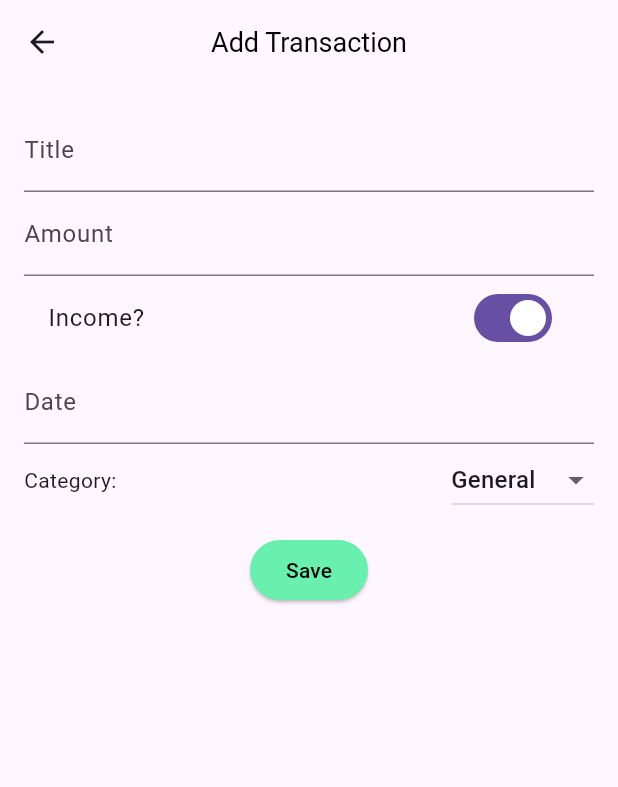
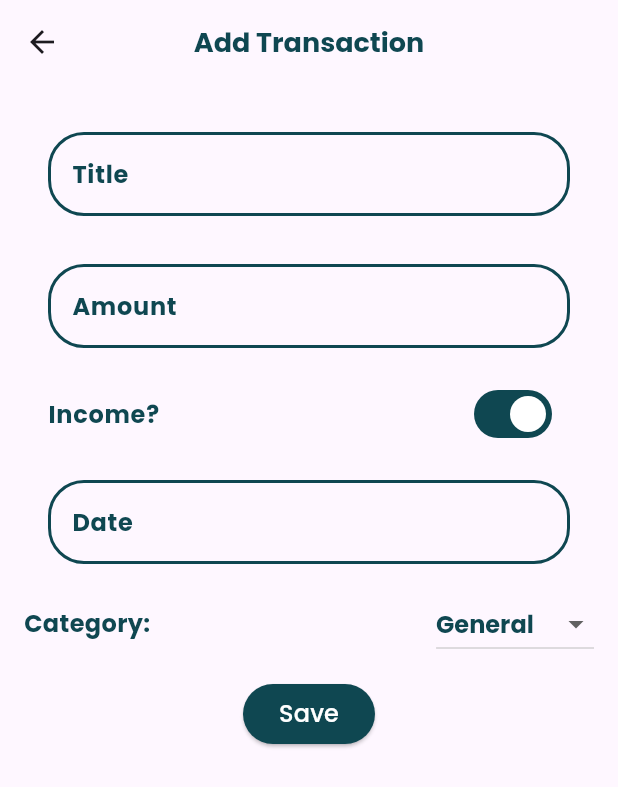
Before and after one commit to shahzaibahmad020726/MyFinance, a Flutter app: the AddTransactionScreen screen opened by its route, on a phone screen of 412 x 824 dp. Shown: the top 787 px of the screen. Run offline on Flutter 3.47's test engine with Material 3 defaults, Android fonts, the phone set to English and light mode, and no system bars; our stand-ins replace cloud_firestore, firebase_auth, firebase_core, google_fonts, shared_preferences; accounts and stored records are empty.

Commit message:
Improving the Theme of All Other Screens

```diff
--- a/lib/core/theme.dart
+++ b/lib/core/theme.dart
@@ -17,8 +17,23 @@ final TextStyle g16 = fontStyle(
   fontSize: 16,
   fontWeight: FontWeight.w700,
 );
+final TextStyle w18 = fontStyle(
+  color: wClr,
+  fontSize: 18,
+  fontWeight: FontWeight.w700,
+);
 final TextStyle w16 = fontStyle(
   color: wClr,
   fontSize: 16,
   fontWeight: FontWeight.w700,
 );
+final TextStyle w16l = fontStyle(
+  color: wClr,
+  fontSize: 16,
+  fontWeight: FontWeight.w500,
+);
+final TextStyle w14l = fontStyle(
+  color: wClr,
+  fontSize: 14,
+  fontWeight: FontWeight.w300,
+);
--- a/lib/models/transaction_model.dart
+++ b/lib/models/transaction_model.dart
@@ -5,6 +5,7 @@ class TransactionModel {
   final bool isIncome;
   final String category;
   final DateTime date;
+  final String? userId;
 
   TransactionModel({
     required this.id,
@@ -13,6 +14,7 @@ class TransactionModel {
     required this.isIncome,
     required this.category,
     required this.date,
+    required this.userId,
   });
 
   Map<String, dynamic> toJson() => {
@@ -22,6 +24,7 @@ class TransactionModel {
     'isIncome': isIncome,
     'category': category,
     'date': date.toIso8601String(),
+    'userId': userId,
   };
 
   static TransactionModel fromJson(Map<String, dynamic> json) =>
@@ -32,5 +35,6 @@ class TransactionModel {
         isIncome: json['isIncome'],
         category: json['category'],
         date: DateTime.parse(json['date']),
+        userId: json['userId'],
       );
 }
--- a/lib/screens/add_transaction_screen.dart
+++ b/lib/screens/add_transaction_screen.dart
@@ -1,9 +1,13 @@
+import 'package:firebase_auth/firebase_auth.dart';
 import 'package:flutter/material.dart';
+import 'package:google_fonts/google_fonts.dart';
 import 'package:intl/intl.dart';
+import 'package:my_finance/core/theme.dart';
 import 'package:my_finance/models/category_model.dart';
 import 'package:my_finance/models/transaction_model.dart';
 import 'package:my_finance/providers/category_provider.dart';
 import 'package:my_finance/providers/transaction_provider.dart';
+import 'package:my_finance/screens/auth_screen.dart';
 import 'package:provider/provider.dart';
 
 class AddTransactionScreen extends StatefulWidget {
@@ -26,7 +30,7 @@ class _AddTransactionScreenState extends State<AddTransactionScreen> {
     final amount = double.tryParse(_amountController.text) ?? 0;
 
     if (title.isEmpty || amount <= 0) return;
-
+    final userId = FirebaseAuth.instance.currentUser?.uid;
     final newTransaction = TransactionModel(
       id: DateTime.now().toString(),
       title: title,
@@ -34,6 +38,7 @@ class _AddTransactionScreenState extends State<AddTransactionScreen> {
       isIncome: _isIncome,
       category: _selectedCategory,
       date: date,
+      userId: userId,
     );
 
     Provider.of<TransactionProvider>(
@@ -49,6 +54,28 @@ class _AddTransactionScreenState extends State<AddTransactionScreen> {
       initialDate: DateTime.now(),
       firstDate: DateTime(2000),
       lastDate: DateTime(2100),
+      builder: (BuildContext context, Widget? child) {
+        return Theme(
+          data: ThemeData.light().copyWith(
+            primaryColor: gClr,
+            colorScheme: ColorScheme.light(primary: gClr),
+            buttonTheme: ButtonThemeData(textTheme: ButtonTextTheme.primary),
+            iconButtonTheme: IconButtonThemeData(
+              style: ButtonStyle(
+                backgroundColor: WidgetStatePropertyAll(Colors.transparent),
+                iconColor: WidgetStatePropertyAll(gClr),
+              ),
+            ),
+            textTheme: TextTheme(bodyLarge: g16, headlineLarge: g18),
+            textButtonTheme: TextButtonThemeData(
+              style: TextButton.styleFrom(
+                textStyle: GoogleFonts.poppins(fontWeight: FontWeight.w700),
+              ),
+            ),
+          ),
+          child: child!,
+        );
+      },
     );
     if (picked != null && picked != DateTime.now()) {
       setState(() {
@@ -62,42 +89,64 @@ class _AddTransactionScreenState extends State<AddTransactionScreen> {
     final categories = Provider.of<CategoryProvider>(context).categories;
     return Scaffold(
       appBar: AppBar(
-        title: Text(
-          "Add Transaction",
-          style: TextStyle(color: Colors.black, fontSize: 18),
-        ),
+        title: Text("Add Transaction", style: g18),
         centerTitle: true,
       ),
       body: Padding(
         padding: const EdgeInsets.all(16.0),
         child: Column(
           children: [
-            TextField(
+            Txtfield(
+              obscureText: false,
               controller: _titleController,
-              decoration: InputDecoration(labelText: "Title"),
+              hinttext: "Title",
             ),
-            TextField(
+            Txtfield(
+              obscureText: false,
               controller: _amountController,
-              decoration: InputDecoration(labelText: "Amount"),
+              hinttext: "Amount",
               keyboardType: TextInputType.number,
             ),
             SwitchListTile(
-              title: Text("Income?"),
+              title: Text("Income?", style: g16),
               value: _isIncome,
               onChanged: (val) => setState(() => _isIncome = val),
+              activeTrackColor: gClr,
+              hoverColor: Colors.transparent,
             ),
-            TextField(
-              controller: _dateController,
-              decoration: InputDecoration(labelText: "Date"),
-              readOnly: true,
-              onTap: () => _selectDate(context),
+            Padding(
+              padding: const EdgeInsets.all(16.0),
+              child: TextField(
+                style: g16,
+                controller: _dateController,
+                decoration: InputDecoration(
+                  hintText: "Date",
+                  hintStyle: g16,
+                  border: OutlineInputBorder(
+                    borderRadius: BorderRadius.circular(24),
+                    borderSide: const BorderSide(color: gClr, width: 2),
+                  ),
+                  enabledBorder: OutlineInputBorder(
+                    borderRadius: BorderRadius.circular(24),
+                    borderSide: const BorderSide(color: gClr, width: 2),
+                  ),
+                  focusedBorder: OutlineInputBorder(
+                    borderRadius: BorderRadius.circular(24),
+                    borderSide: const BorderSide(color: gClr, width: 2),
+                  ),
+                ),
+                readOnly: true,
+                onTap: () => _selectDate(context),
+              ),
             ),
             Row(
               mainAxisAlignment: MainAxisAlignment.spaceBetween,
               children: [
-                Text("Category: "),
+                Text("Category:", style: g16),
                 DropdownButton<String>(
+                  style: g16,
                   value: _selectedCategory,
+                  focusColor: Colors.transparent,
                   onChanged: (String? newValue) {
                     setState(() {
                       _selectedCategory = newValue!;
@@ -119,9 +168,9 @@ class _AddTransactionScreenState extends State<AddTransactionScreen> {
             ElevatedButton(
               onPressed: _saveTransaction,
               style: ButtonStyle(
-                backgroundColor: WidgetStateProperty.all(Colors.greenAccent),
+                backgroundColor: WidgetStateProperty.all(gClr),
               ),
-              child: Text("Save", style: TextStyle(color: Colors.black)),
+              child: Text("Save", style: w16l),
             ),
           ],
         ),
--- a/lib/screens/auth_screen.dart
+++ b/lib/screens/auth_screen.dart
@@ -126,12 +126,13 @@ class Txtfield extends StatelessWidget {
   final String hinttext;
   final TextEditingController controller;
   final bool obscureText;
+  final TextInputType? keyboardType;
 
   const Txtfield({
     super.key,
     required this.hinttext,
     required this.controller,
-    required this.obscureText,
+    required this.obscureText, this.keyboardType,
   });
 
   @override
@@ -139,6 +140,7 @@ class Txtfield extends StatelessWidget {
     return Padding(
       padding: const EdgeInsets.all(16.0),
       child: TextField(
+        keyboardType: keyboardType,
         obscureText: obscureText,
         controller: controller,
         enableSuggestions: false,
--- a/lib/services/category_service.dart
+++ b/lib/services/category_service.dart
@@ -5,7 +5,6 @@ import 'package:my_finance/models/category_model.dart';
 class CategoryService {
   final FirebaseFirestore _db = FirebaseFirestore.instance;
 
-  // Add category
   Future<void> addCategory(CategoryModel category) async {
     await _db
         .collection(AppConstants.categoriesCollection)
@@ -13,7 +12,6 @@ class CategoryService {
         .set(category.toJson());
   }
 
-  // Fetch categories
   Future<List<CategoryModel>> getCategories() async {
     QuerySnapshot snapshot =
         await _db.collection(AppConstants.categoriesCollection).get();
@@ -24,7 +22,6 @@ class CategoryService {
         .toList();
   }
 
-  // Delete category
   Future<void> deleteCategory(String id) async {
     await _db.collection(AppConstants.categoriesCollection).doc(id).delete();
   }
--- a/pubspec.yaml
+++ b/pubspec.yaml
@@ -38,7 +38,6 @@ dependencies:
   shared_preferences: ^2.1.1
   sqflite: ^2.2.6
   intl: ^0.18.1
-  flutter_local_notifications: ^15.1.1
   firebase_auth: ^5.5.1
   cloud_firestore: ^5.6.5
   google_fonts: ^4.0.4
```
Also changed, not shown: lib/screens/category_screen.dart (+10 -14 lines), lib/screens/home_screen.dart (+7 -9 lines), lib/services/transaction_service.dart (+13 -5 lines), lib/widgets/category_item.dart (+5 -9 lines), lib/widgets/dashboard_widget.dart (+8 -25 lines), lib/widgets/transaction_item.dart (+13 -10 lines), pubspec.lock, 3 other files.
